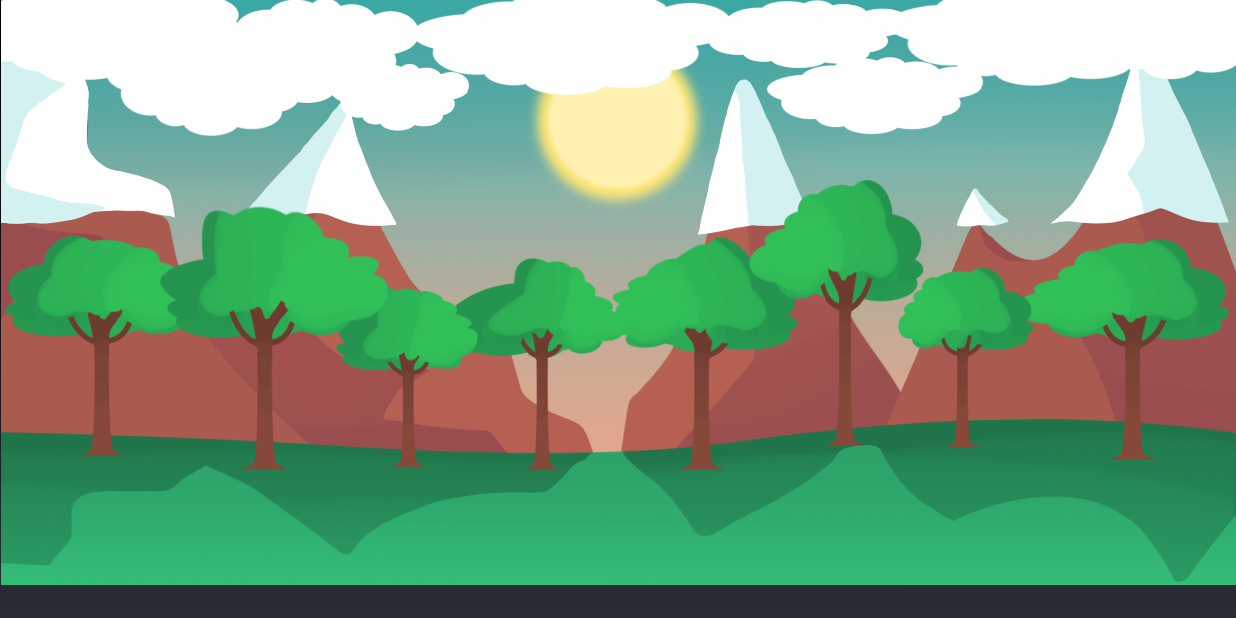
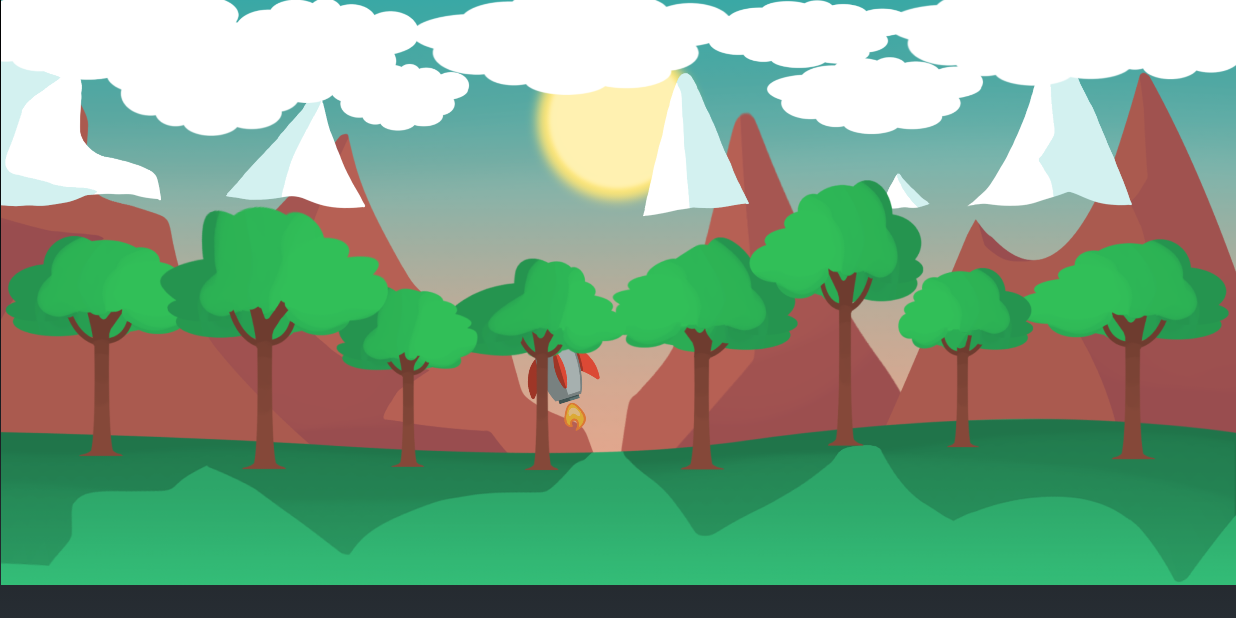
Before and after one commit to piragi/BachelorArbeit, an Android app: the GameScreen screen opened directly, with no data from a screen before it, on a phone screen of 824 x 412 dp (held sideways). Run offline under Robolectric (Android 15) with nearby library versions, the phone set to English and light mode, and no system bars; 2 statements that could not run were skipped.

Commit message:
restructured levels, added clouds and rocket, optimized code

```diff
--- a/app/src/main/java/com/example/breathingmeditationandroid/GameScreen.kt
+++ b/app/src/main/java/com/example/breathingmeditationandroid/GameScreen.kt
@@ -4,13 +4,10 @@ import android.content.ComponentName
 import android.content.Context
 import android.content.Intent
 import android.content.ServiceConnection
-import android.graphics.drawable.AnimationDrawable
 import android.os.Bundle
 import android.os.IBinder
-import android.provider.ContactsContract
 import android.util.Log
 import android.view.View
-import android.view.animation.AnimationUtils
 import android.widget.ImageView
 import androidx.activity.ComponentActivity
 import androidx.lifecycle.lifecycleScope
@@ -18,6 +15,7 @@ import com.example.breathingmeditationandroid.gestures.DeepAbdoBreathGesture
 import com.example.breathingmeditationandroid.gestures.DeepThorBreathGesture
 import com.example.breathingmeditationandroid.gestures.SighBreathGesture
 import com.example.breathingmeditationandroid.gestures.StaccatoBreathGesture
+import com.example.breathingmeditationandroid.levels.*
 import kotlinx.coroutines.GlobalScope
 import kotlinx.coroutines.launch
 import kotlin.concurrent.thread
@@ -36,9 +34,9 @@ class GameScreen : ComponentActivity() {
     private lateinit var deepBreathLevel: DeepBreathLevel
     private lateinit var birdsEmergingLevel: BirdsEmerging
     private lateinit var feedbackTrees: FeedbackTrees
+    private lateinit var rocketTakeOff: RocketTakeOff
+    private lateinit var cloudsFadeOut: CloudsFadeOut
 
-    private lateinit var snow: ImageView
-    private lateinit var trees: ImageView
     private lateinit var background: ImageView
 
     //TODO: Global irgendwo definieren für alle activites?
@@ -63,10 +61,7 @@ class GameScreen : ComponentActivity() {
 
         //view
         setContentView(R.layout.game_screen)
-        snow = findViewById<View>(R.id.snow) as ImageView
-        //background = findViewById<View>(R.id.background) as ImageView
-        //treesNeutral = findViewById<View>(R.id.trees_neutral) as ImageView
-
+        background = findViewById<View>(R.id.background) as ImageView
 
         //bind service to activity
         serviceIntent = intent?.extras?.getParcelable("Intent")!!
@@ -86,11 +81,13 @@ class GameScreen : ComponentActivity() {
             deepThorBreathGesture = DeepThorBreathGesture(mService, breathingUtils)
             staccatoBreathGesture = StaccatoBreathGesture(mService, breathingUtils)
             sighBreathGesture = SighBreathGesture(mService, breathingUtils)
-            deepBreathLevel = DeepBreathLevel(snow, this@GameScreen)
+            deepBreathLevel = DeepBreathLevel(findViewById<View>(R.id.snow) as ImageView, this@GameScreen)
             birdsEmergingLevel = BirdsEmerging(this@GameScreen)
             birdsEmergingLevel.animationStart()
-            feedbackTrees = FeedbackTrees(findViewById<View>(R.id.trees_left_background) as ImageView, findViewById<View>(R.id.trees_right_background) as ImageView, findViewById<View>(R.id.trees_neutral) as ImageView, this@GameScreen, mService)
-            //feedbackTrees.checkForAnimations()
+            feedbackTrees = FeedbackTrees(this@GameScreen, mService)
+            rocketTakeOff = RocketTakeOff(background.height, this@GameScreen)
+            cloudsFadeOut = CloudsFadeOut(this@GameScreen)
+            //rocketTakeOff.startAnimation()
             startLevel()
         }
     }
@@ -101,20 +98,21 @@ class GameScreen : ComponentActivity() {
             try {
                 lifecycleScope.launch {
 
-//                    val detectedThorBreathGesture = deepThorBreathGesture.detected()
-//                    val detectedAbdoBreathGesture = deepAbdoBreathGesture.detected()
-//                    val detectedStaccatoBreathGesture = staccatoBreathGesture.detected()
-//                    val detectedSighBreathGesture = sighBreathGesture.detected()
-//
-//                    if ( detectedStaccatoBreathGesture.await()) {
-//                        deepBreathLevel.animationStart()
-//                    } else if (detectedAbdoBreathGesture.await()) {
-//                        deepBreathLevel.animationStart()
-//                    } else if (detectedThorBreathGesture.await()) {
-//                        deepBreathLevel.animationStart()
-//                    } else if (detectedSighBreathGesture.await()) {
-//                        deepBreathLevel.animationStart()
-//                    }
+                    val detectedThorBreathGesture = deepThorBreathGesture.detected()
+                    val detectedAbdoBreathGesture = deepAbdoBreathGesture.detected()
+                    val detectedStaccatoBreathGesture = staccatoBreathGesture.detected()
+                    val detectedSighBreathGesture = sighBreathGesture.detected()
+
+                    if ( detectedStaccatoBreathGesture.await()) {
+                        birdsEmergingLevel.animationStart()
+                    } else if (detectedAbdoBreathGesture.await()) {
+                        deepBreathLevel.animationStart()
+                    } else if (detectedThorBreathGesture.await()) {
+                        //fadeout clouds
+                        cloudsFadeOut.animationStart()
+                    } else if (detectedSighBreathGesture.await()) {
+                        deepBreathLevel.animationStart()
+                    }
                 }
             } catch (consumed: InterruptedException) {
                 Thread.currentThread().interrupt()
--- a/app/src/main/java/com/example/breathingmeditationandroid/BirdsEmerging.kt
+++ b/app/src/main/java/com/example/breathingmeditationandroid/levels/BirdsEmerging.kt
@@ -1,10 +1,8 @@
-package com.example.breathingmeditationandroid
+package com.example.breathingmeditationandroid.levels
 
-import android.graphics.drawable.Drawable
 import android.view.animation.AccelerateInterpolator
-import android.widget.ImageView
 import androidx.activity.ComponentActivity
-import androidx.annotation.UiThread
+import com.example.breathingmeditationandroid.R
 import com.plattysoft.leonids.ParticleSystem
 
 class BirdsEmerging(private val activity: ComponentActivity) {
--- a/app/src/main/java/com/example/breathingmeditationandroid/DeepBreathLevel.kt
+++ b/app/src/main/java/com/example/breathingmeditationandroid/levels/DeepBreathLevel.kt
@@ -1,4 +1,4 @@
-package com.example.breathingmeditationandroid
+package com.example.breathingmeditationandroid.levels
 
 import android.view.View
 import android.view.animation.AccelerateInterpolator
@@ -6,6 +6,7 @@ import android.view.animation.Animation
 import android.view.animation.AnimationUtils
 import android.widget.ImageView
 import androidx.activity.ComponentActivity
+import com.example.breathingmeditationandroid.R
 import com.plattysoft.leonids.ParticleSystem
 
 class DeepBreathLevel(private val snow: ImageView, private val activity: ComponentActivity) {
--- a/app/src/main/res/layout-land/game_screen.xml
+++ b/app/src/main/res/layout-land/game_screen.xml
@@ -1,5 +1,6 @@
 <?xml version="1.0" encoding="utf-8"?>
 <RelativeLayout xmlns:android="http://schemas.android.com/apk/res/android"
+    xmlns:app="http://schemas.android.com/apk/res-auto"
     xmlns:tools="http://schemas.android.com/tools"
     android:layout_width="match_parent"
     android:layout_height="match_parent"
@@ -16,7 +17,7 @@
 
     <ImageView
         android:id="@+id/snow"
-        android:layout_width="wrap_content"
+        android:layout_width="759dp"
         android:layout_height="wrap_content"
         android:adjustViewBounds="true"
         android:scaleType="centerInside"
@@ -29,6 +30,15 @@
         android:adjustViewBounds="true"
         android:scaleType="centerInside"
         android:src="@drawable/background_clouds" />
+
+    <ImageView
+        android:id="@+id/rocket"
+        android:layout_width="66dp"
+        android:layout_height="90dp"
+        android:layout_marginLeft="340dp"
+        android:layout_marginTop="200dp"
+        android:rotation="-17"
+        android:src="@drawable/rocket_shadow_left" />
 
     <ImageView
         android:id="@+id/trees_neutral"
@@ -54,4 +64,14 @@
         android:scaleType="centerInside"
         android:src="@drawable/tree_right_background" />
 
+
+    <ImageView
+        android:id="@+id/rocket2"
+        android:layout_width="66dp"
+        android:layout_height="90dp"
+        android:layout_marginLeft="340dp"
+        android:layout_marginTop="200dp"
+        android:rotation="-17"
+        app:srcCompat="@drawable/rocket_shadow_left" />
+
 </RelativeLayout>
```
Also changed, not shown: app/src/main/java/com/example/breathingmeditationandroid/FeedbackTrees.kt (deleted, +0 -64 lines), app/src/main/java/com/example/breathingmeditationandroid/levels/CloudsFadeOut.kt (added, +29 -0 lines), app/src/main/java/com/example/breathingmeditationandroid/levels/FeedbackTrees.kt (added, +65 -0 lines), app/src/main/java/com/example/breathingmeditationandroid/levels/RocketTakeOff.kt (added, +30 -0 lines), app/src/main/res/drawable/rocket_shadow_left.png (added).
